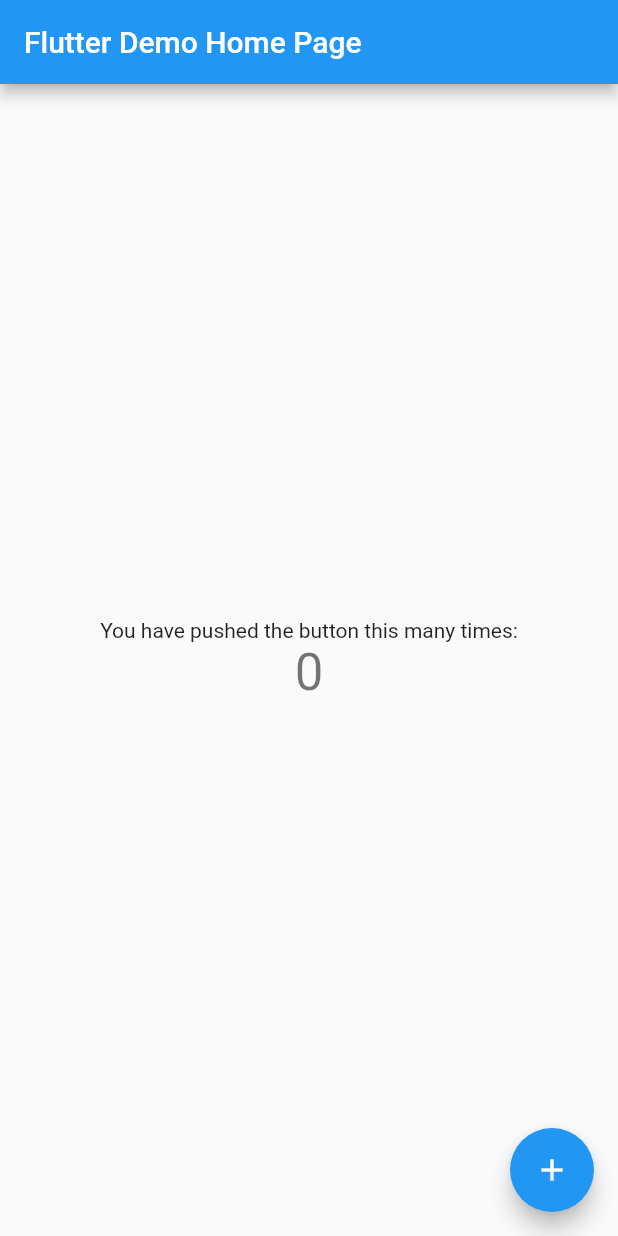
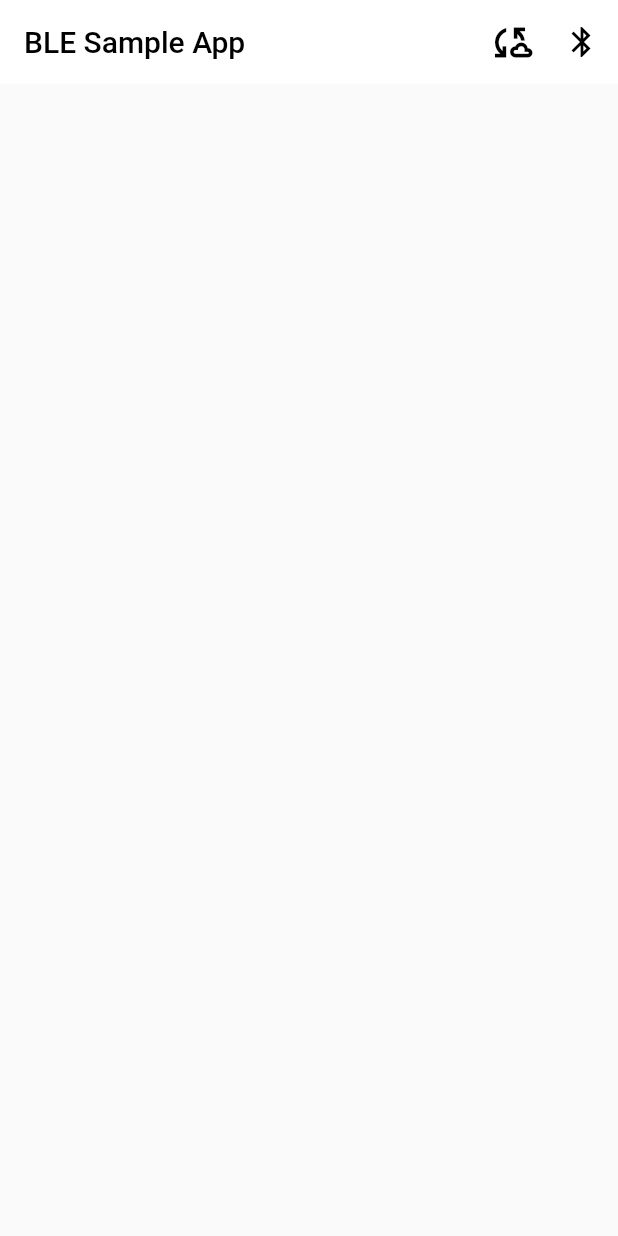
Before and after one commit to adarsh-technocrat/flutter-ble-sample, a Flutter app: the screen it shows after launch, on a phone screen of 412 x 824 dp. Run offline on Flutter 3.47's test engine with Material 2 defaults, Android fonts, the phone set to English and light mode, and no system bars; our stand-ins replace flutter_bloc, flutter_blue, flutter_spinkit.

Commit message:
chore: added BLE enabled scan functionality to find ble device ⚡

```diff
--- /dev/null
+++ b/lib/bloc/BleDeviceBloc/ble_device_state.dart
@@ -0,0 +1,27 @@
+import 'package:flutter_blue/flutter_blue.dart';
+
+class BleDeviceState {
+  List<BluetoothDevice> devicesList;
+  List<BluetoothService> services;
+  BluetoothDevice? connectedDevice;
+  bool? isScanning;
+
+  BleDeviceState(
+      {required this.devicesList,
+      required this.services,
+      this.connectedDevice,
+      this.isScanning});
+
+  BleDeviceState copyWith({
+    List<BluetoothDevice>? devicesList,
+    List<BluetoothService>? services,
+    BluetoothDevice? connectedDevice,
+    bool? isScanning,
+  }) {
+    return BleDeviceState(
+        devicesList: devicesList ?? this.devicesList,
+        services: services ?? this.services,
+        connectedDevice: connectedDevice ?? this.connectedDevice,
+        isScanning: isScanning ?? this.isScanning);
+  }
+}
--- a/lib/main.dart
+++ b/lib/main.dart
@@ -1,4 +1,7 @@
 import 'package:flutter/material.dart';
+import 'package:flutter_ble_sample/bloc/BleDeviceBloc/ble_device_cubit.dart';
+import 'package:flutter_ble_sample/pages/SplashScreen/splash_screen.dart';
+import 'package:flutter_bloc/flutter_bloc.dart';
 
 void main() {
   runApp(const MyApp());
@@ -7,109 +10,20 @@
 class MyApp extends StatelessWidget {
   const MyApp({Key? key}) : super(key: key);
 
-  // This widget is the root of your application.
   @override
   Widget build(BuildContext context) {
-    return MaterialApp(
-      title: 'Flutter Demo',
-      theme: ThemeData(
-        // This is the theme of your application.
-        //
-        // Try running your application with "flutter run". You'll see the
-        // application has a blue toolbar. Then, without quitting the app, try
-        // changing the primarySwatch below to Colors.green and then invoke
-        // "hot reload" (press "r" in the console where you ran "flutter run",
-        // or simply save your changes to "hot reload" in a Flutter IDE).
-        // Notice that the counter didn't reset back to zero; the application
-        // is not restarted.
-        primarySwatch: Colors.blue,
+    return MultiBlocProvider(
+      providers: [
+        BlocProvider<BleDeviceCubit>(create: (_) => BleDeviceCubit())
+      ],
+      child: MaterialApp(
+        debugShowCheckedModeBanner: false,
+        title: 'Flutter BLE Sample',
+        theme: ThemeData(
+          primarySwatch: Colors.blueGrey,
+        ),
+        home: const SplashScreen(),
       ),
-      home: const MyHomePage(title: 'Flutter Demo Home Page'),
     );
   }
 }
-
-class MyHomePage extends StatefulWidget {
-  const MyHomePage({Key? key, required this.title}) : super(key: key);
-
-  // This widget is the home page of your application. It is stateful, meaning
-  // that it has a State object (defined below) that contains fields that affect
-  // how it looks.
-
-  // This class is the configuration for the state. It holds the values (in this
-  // case the title) provided by the parent (in this case the App widget) and
-  // used by the build method of the State. Fields in a Widget subclass are
-  // always marked "final".
-
-  final String title;
-
-  @override
-  State<MyHomePage> createState() => _MyHomePageState();
-}
-
-class _MyHomePageState extends State<MyHomePage> {
-  int _counter = 0;
-
-  void _incrementCounter() {
-    setState(() {
-      // This call to setState tells the Flutter framework that something has
-      // changed in this State, which causes it to rerun the build method below
-      // so that the display can reflect the updated values. If we changed
-      // _counter without calling setState(), then the build method would not be
-      // called again, and so nothing would appear to happen.
-      _counter++;
-    });
-  }
-
-  @override
-  Widget build(BuildContext context) {
-    // This method is rerun every time setState is called, for instance as done
-    // by the _incrementCounter method above.
-    //
-    // The Flutter framework has been optimized to make rerunning build methods
-    // fast, so that you can just rebuild anything that needs updating rather
-    // than having to individually change instances of widgets.
-    return Scaffold(
-      appBar: AppBar(
-        // Here we take the value from the MyHomePage object that was created by
-        // the App.build method, and use it to set our appbar title.
-        title: Text(widget.title),
-      ),
-      body: Center(
-        // Center is a layout widget. It takes a single child and positions it
-        // in the middle of the parent.
-        child: Column(
-          // Column is also a layout widget. It takes a list of children and
-          // arranges them vertically. By default, it sizes itself to fit its
-          // children horizontally, and tries to be as tall as its parent.
-          //
-          // Invoke "debug painting" (press "p" in the console, choose the
-          // "Toggle Debug Paint" action from the Flutter Inspector in Android
-          // Studio, or the "Toggle Debug Paint" command in Visual Studio Code)
-          // to see the wireframe for each widget.
-          //
-          // Column has various properties to control how it sizes itself and
-          // how it positions its children. Here we use mainAxisAlignment to
-          // center the children vertically; the main axis here is the vertical
-          // axis because Columns are vertical (the cross axis would be
-          // horizontal).
-          mainAxisAlignment: MainAxisAlignment.center,
-          children: <Widget>[
-            const Text(
-              'You have pushed the button this many times:',
-            ),
-            Text(
-              '$_counter',
-              style: Theme.of(context).textTheme.headline4,
-            ),
-          ],
-        ),
-      ),
-      floatingActionButton: FloatingActionButton(
-        onPressed: _incrementCounter,
-        tooltip: 'Increment',
-        child: const Icon(Icons.add),
-      ), // This trailing comma makes auto-formatting nicer for build methods.
-    );
-  }
-}
--- /dev/null
+++ b/lib/pages/HomeScreen/home_screen.dart
@@ -0,0 +1,78 @@
+import 'package:flutter/material.dart';
+import 'package:flutter_ble_sample/bloc/BleDeviceBloc/ble_device_cubit.dart';
+import 'package:flutter_ble_sample/bloc/BleDeviceBloc/ble_device_state.dart';
+import 'package:flutter_ble_sample/pages/BluetoothScanScreen/bluetooth_scan_screen.dart';
+import 'package:flutter_bloc/flutter_bloc.dart';
+
+class HomeScreen extends StatefulWidget {
+  const HomeScreen({Key? key}) : super(key: key);
+
+  @override
+  State<HomeScreen> createState() => _HomeScreenState();
+}
+
+class _HomeScreenState extends State<HomeScreen> {
+  @override
+  void initState() {
+    super.initState();
+  }
+
+  @override
+  Widget build(BuildContext context) {
+    return BlocBuilder<BleDeviceCubit, BleDeviceState>(
+      builder: (context, state) {
+        final provider = BlocProvider.of<BleDeviceCubit>(context);
+        return Scaffold(
+          appBar: AppBar(
+            elevation: 0,
+            title: const Text(
+              "BLE Sample App",
+              style: TextStyle(color: Colors.black),
+            ),
+            backgroundColor: Colors.white,
+            actions: [
+              IconButton(
+                onPressed: () {
+                  ScaffoldMessenger.of(context).showSnackBar(
+                    SnackBar(
+                      content: Text(state.devicesList.isNotEmpty
+                          ? "Syncing.. " +
+                              state.devicesList[0].name +
+                              " Battery levels with cloud"
+                          : "Connect to peripheral device to perform this operation !"),
+                    ),
+                  );
+                },
+                icon: const Icon(
+                  Icons.cloud_sync_outlined,
+                  color: Colors.black,
+                  size: 30,
+                ),
+              ),
+              IconButton(
+                onPressed: () {
+                  Navigator.push(
+                      context,
+                      MaterialPageRoute(
+                          builder: (_) => const BluetoothConnectionScreen()));
+                },
+                icon: const Icon(
+                  Icons.bluetooth,
+                  color: Colors.black,
+                ),
+              )
+            ],
+          ),
+          body: SingleChildScrollView(
+            child: SizedBox(
+              width: MediaQuery.of(context).size.width,
+              child: Column(
+                children: [],
+              ),
+            ),
+          ),
+        );
+      },
+    );
+  }
+}
```
Also changed, not shown: lib/bloc/BleDeviceBloc/ble_device_cubit.dart (added, +93 -0 lines), lib/components/bluetooth_scan_card.dart (added, +89 -0 lines), lib/pages/BluetoothScanScreen/bluetooth_scan_screen.dart (added, +106 -0 lines), lib/pages/ConnectedBleDevice/connected_ble_devices.dart (added, +15 -0 lines), lib/pages/SplashScreen/splash_screen.dart (added, +37 -0 lines), lib/widgets/common_widgets.dart (added, +7 -0 lines), pubspec.yaml (+8 -6 lines), assets/icons/bluetooth-x.png (added), pubspec.lock, 3 other files.
